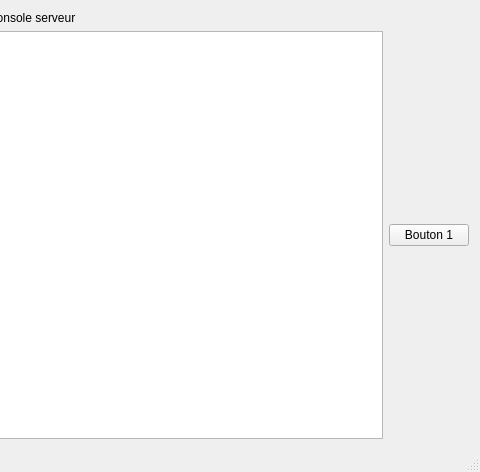
Above: src/ui/fenprincipale.ui from Zxb12/Timeline before the change; both pictures show x 424 to 904 and y 0 to 472 of the 904 by 472 pixel window. Below: the same form after it.
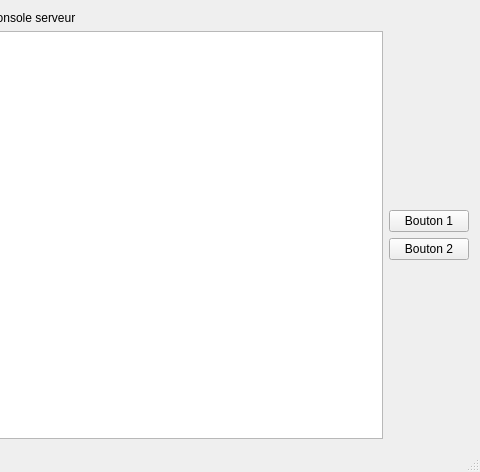
That is the form after the change.

What changed in the file:
```diff
--- a/src/ui/fenprincipale.ui
+++ b/src/ui/fenprincipale.ui
@@ -60,11 +60,48 @@
      </widget>
     </item>
     <item row="1" column="2">
+     <layout class="QVBoxLayout" name="verticalLayout">
+      <item>
+       <spacer name="verticalSpacer">
+        <property name="orientation">
+         <enum>Qt::Vertical</enum>
+        </property>
+        <property name="sizeHint" stdset="0">
+         <size>
+          <width>20</width>
+          <height>40</height>
+         </size>
+        </property>
+       </spacer>
+      </item>
+      <item>
      <widget class="QPushButton" name="btn1">
       <property name="text">
        <string>Bouton 1</string>
       </property>
      </widget>
+      </item>
+      <item>
+       <widget class="QPushButton" name="btn2">
+        <property name="text">
+         <string>Bouton 2</string>
+        </property>
+       </widget>
+      </item>
+      <item>
+       <spacer name="verticalSpacer_2">
+        <property name="orientation">
+         <enum>Qt::Vertical</enum>
+        </property>
+        <property name="sizeHint" stdset="0">
+         <size>
+          <width>20</width>
+          <height>40</height>
+         </size>
+        </property>
+       </spacer>
+      </item>
+     </layout>
     </item>
    </layout>
   </widget>
```
Lines whose indentation alone changed are shown as unchanged.
